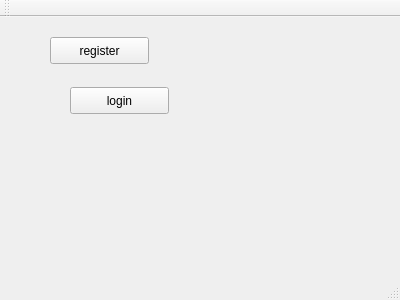
Old version of the form MyZooShop/mainwindow.ui in the repository annaprok/ZooShop.
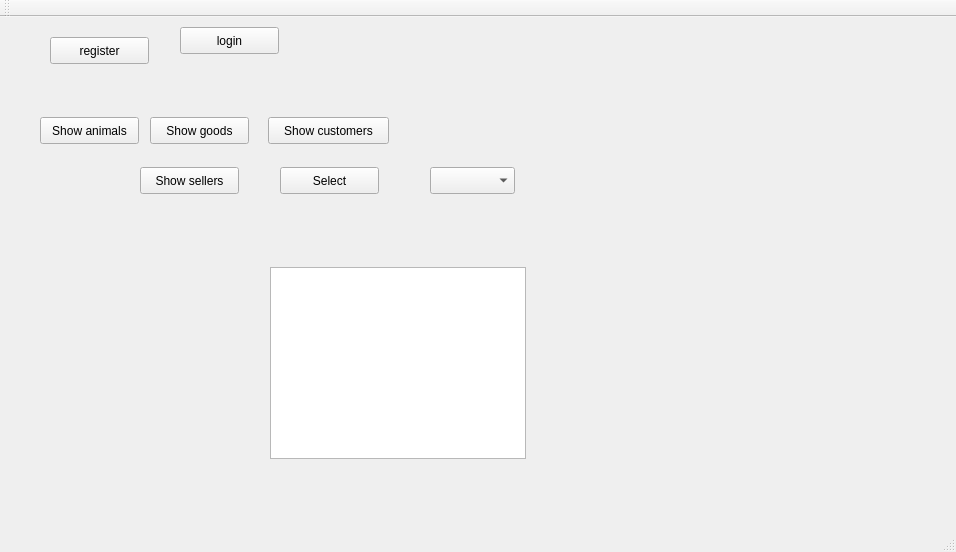
New version of the form.

```diff
--- a/MyZooShop/mainwindow.ui
+++ b/MyZooShop/mainwindow.ui
@@ -6,8 +6,8 @@
    <rect>
     <x>0</x>
     <y>0</y>
-    <width>400</width>
-    <height>300</height>
+    <width>956</width>
+    <height>552</height>
    </rect>
   </property>
   <property name="windowTitle">
@@ -17,8 +17,8 @@
    <widget class="QPushButton" name="login_btn">
     <property name="geometry">
      <rect>
-      <x>70</x>
-      <y>70</y>
+      <x>180</x>
+      <y>10</y>
       <width>99</width>
       <height>27</height>
      </rect>
@@ -40,6 +40,91 @@
      <string>register</string>
     </property>
    </widget>
+   <widget class="QPushButton" name="showAniButton">
+    <property name="geometry">
+     <rect>
+      <x>40</x>
+      <y>100</y>
+      <width>99</width>
+      <height>27</height>
+     </rect>
+    </property>
+    <property name="text">
+     <string>Show animals</string>
+    </property>
+   </widget>
+   <widget class="QPushButton" name="showGoodsButton">
+    <property name="geometry">
+     <rect>
+      <x>150</x>
+      <y>100</y>
+      <width>99</width>
+      <height>27</height>
+     </rect>
+    </property>
+    <property name="text">
+     <string>Show goods</string>
+    </property>
+   </widget>
+   <widget class="QPushButton" name="showCustomersButton">
+    <property name="geometry">
+     <rect>
+      <x>268</x>
+      <y>100</y>
+      <width>121</width>
+      <height>27</height>
+     </rect>
+    </property>
+    <property name="text">
+     <string>Show customers</string>
+    </property>
+   </widget>
+   <widget class="QPushButton" name="showSellersButton">
+    <property name="geometry">
+     <rect>
+      <x>140</x>
+      <y>150</y>
+      <width>99</width>
+      <height>27</height>
+     </rect>
+    </property>
+    <property name="text">
+     <string>Show sellers</string>
+    </property>
+   </widget>
+   <widget class="QTableView" name="tableView">
+    <property name="geometry">
+     <rect>
+      <x>270</x>
+      <y>250</y>
+      <width>256</width>
+      <height>192</height>
+     </rect>
+    </property>
+   </widget>
+   <widget class="QPushButton" name="selectButton">
+    <property name="geometry">
+     <rect>
+      <x>280</x>
+      <y>150</y>
+      <width>99</width>
+      <height>27</height>
+     </rect>
+    </property>
+    <property name="text">
+     <string>Select</string>
+    </property>
+   </widget>
+   <widget class="QComboBox" name="comboBox">
+    <property name="geometry">
+     <rect>
+      <x>430</x>
+      <y>150</y>
+      <width>85</width>
+      <height>27</height>
+     </rect>
+    </property>
+   </widget>
   </widget>
   <widget class="QMenuBar" name="menuBar">
    <property name="geometry">
```
Left out of the diff: 2 changed lines with no effect on the pictures.
